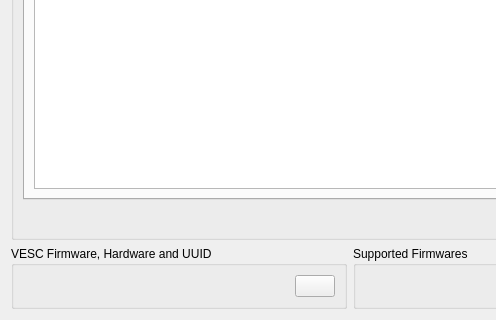
First picture: the form in pages/pagefirmware.ui, repository DieBieEngineering/DieBieMS-Tool, before the edit; both pictures show x 0 to 496 and y 180 to 500 of the 700 by 500 pixel window.
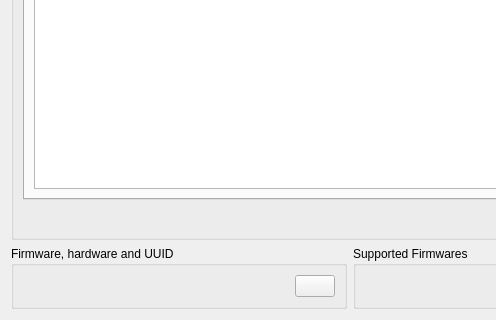
Second picture: the form after the edit. The open tabs and pages were chosen to show the change. Icons and pictures are not drawn. Custom widgets are drawn as their Qt base class.

Commit message: Removed most VESC specific stuff from the commands section, will now start to adapt the the bms.

Diff of the .ui file:
```diff
--- a/pages/pagefirmware.ui
+++ b/pages/pagefirmware.ui
@@ -240,7 +240,7 @@
      <item>
       <widget class="QGroupBox" name="groupBox_2">
        <property name="title">
-        <string>VESC Firmware, Hardware and UUID</string>
+        <string>Firmware, hardware and UUID</string>
        </property>
        <layout class="QHBoxLayout" name="horizontalLayout">
         <item>
```
Left out of the diff: 4 changed lines with no effect on the pictures. The commit also changes 10 other files.
